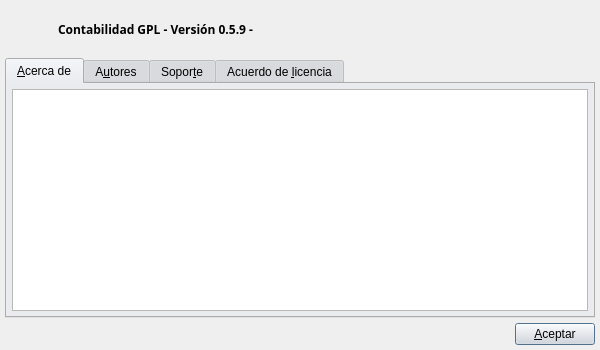
The window that bulmages/bulmacont/src/contabilidad/aboutbase.ui (eboladev/Bulmages-1) describes before a commit, drawn with Qt 5.
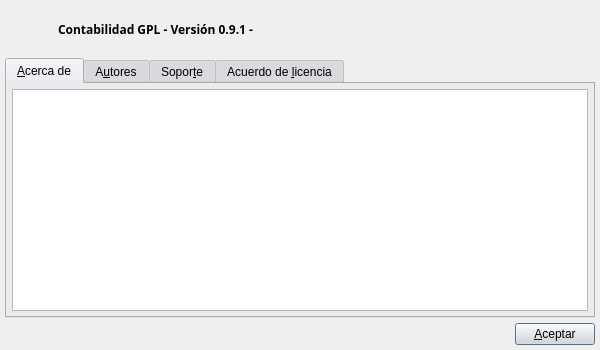
The same window after the commit. Icons and pictures are not drawn.

The edit to the form file:
```diff
--- a/bulmages/bulmacont/src/contabilidad/aboutbase.ui
+++ b/bulmages/bulmacont/src/contabilidad/aboutbase.ui
@@ -563,7 +563,7 @@
           </font>
          </property>
          <property name="text" >
-          <string>Contabilidad GPL - Versión 0.5.9 -</string>
+          <string>Contabilidad GPL - Versión 0.9.1 -</string>
          </property>
         </widget>
        </item>
```
Left out of the diff: 2 changed lines with no effect on the pictures.
